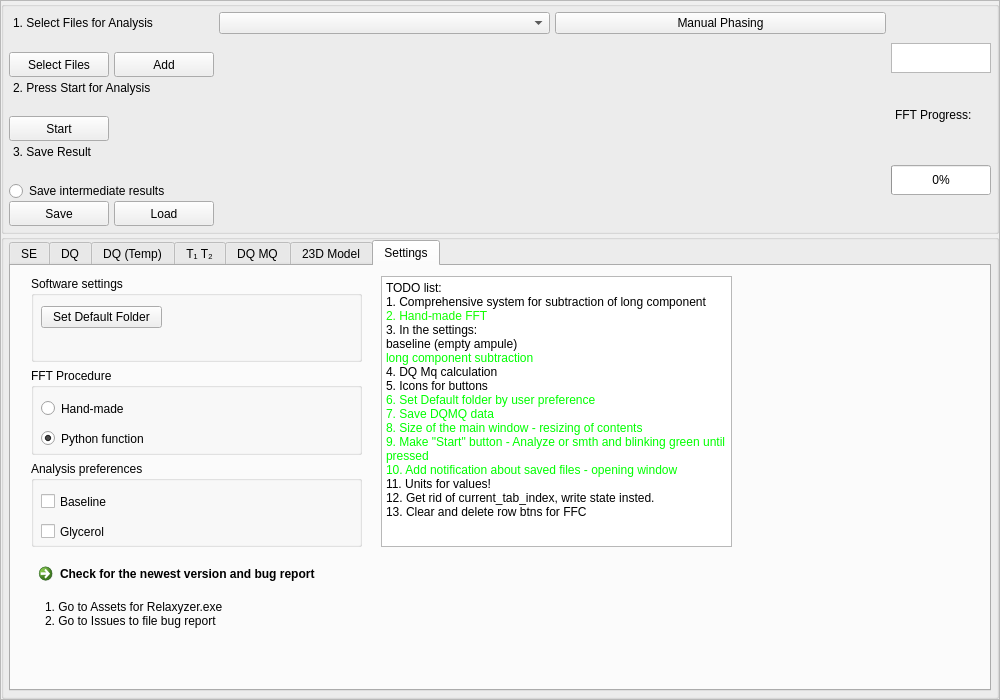
Above: form.ui from timesama/M2-Approach before the change. Below: the same form after it.
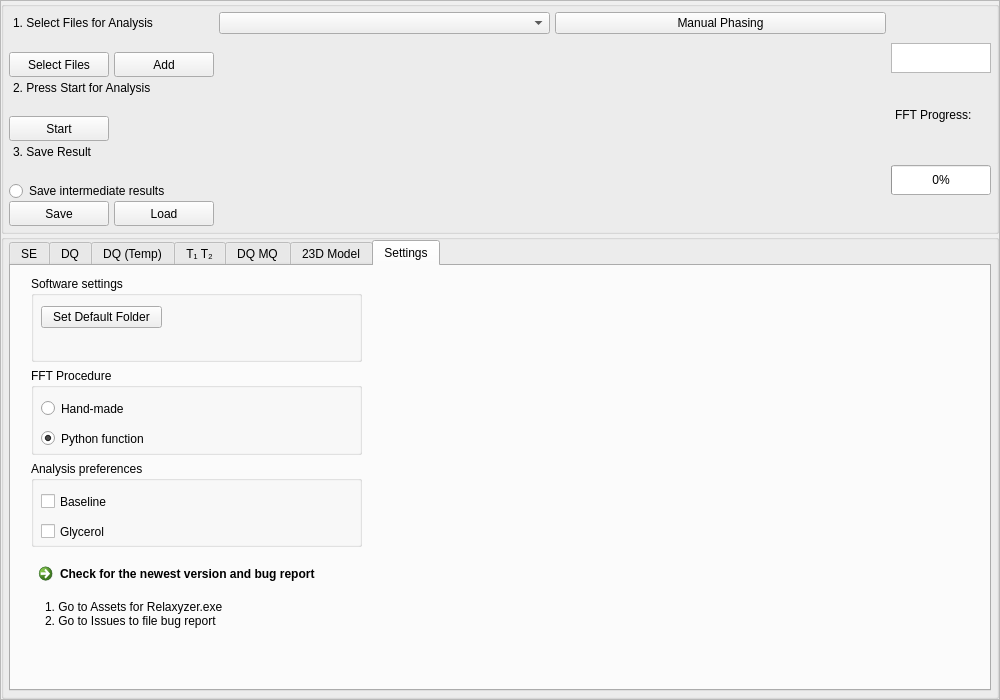
That is the form after the change. The open tabs and pages were chosen to show the change. Custom widgets are drawn as their Qt base class.

Commit message: No negative CDD to be inserted by user

The edit to the form file:
```diff
--- a/form.ui
+++ b/form.ui
@@ -2965,41 +2965,6 @@
               <attribute name="title">
                <string>Settings</string>
               </attribute>
-              <widget class="QTextEdit" name="textEdit_11">
-               <property name="geometry">
-                <rect>
-                 <x>370</x>
-                 <y>10</y>
-                 <width>351</width>
-                 <height>271</height>
-                </rect>
-               </property>
-               <property name="html">
-                <string>&lt;!DOCTYPE HTML PUBLIC &quot;-//W3C//DTD HTML 4.0//EN&quot; &quot;http://www.w3.org/TR/REC-html40/strict.dtd&quot;&gt;
-&lt;html&gt;&lt;head&gt;&lt;meta name=&quot;qrichtext&quot; content=&quot;1&quot; /&gt;&lt;meta charset=&quot;utf-8&quot; /&gt;&lt;style type=&quot;text/css&quot;&gt;
-p, li { white-space: pre-wrap; }
-hr { height: 1px; border-width: 0; }
-li.unchecked::marker { content: &quot;\2610&quot;; }
-li.checked::marker { content: &quot;\2612&quot;; }
-&lt;/style&gt;&lt;/head&gt;&lt;body style=&quot; font-family:'Segoe UI'; font-size:9pt; font-weight:400; font-style:normal;&quot;&gt;
-&lt;p style=&quot; margin-top:0px; margin-bottom:0px; margin-left:0px; margin-right:0px; -qt-block-indent:0; text-indent:0px;&quot;&gt;TODO list:&lt;/p&gt;
-&lt;p style=&quot; margin-top:0px; margin-bottom:0px; margin-left:0px; margin-right:0px; -qt-block-indent:0; text-indent:0px;&quot;&gt;1. Comprehensive system for subtraction of long component&lt;/p&gt;
-&lt;p style=&quot; margin-top:0px; margin-bottom:0px; margin-left:0px; margin-right:0px; -qt-block-indent:0; text-indent:0px;&quot;&gt;&lt;span style=&quot; color:#11ff00;&quot;&gt;2. Hand-made FFT&lt;/span&gt;&lt;/p&gt;
-&lt;p style=&quot; margin-top:0px; margin-bottom:0px; margin-left:0px; margin-right:0px; -qt-block-indent:0; text-indent:0px;&quot;&gt;3. In the settings: &lt;/p&gt;
-&lt;p style=&quot; margin-top:0px; margin-bottom:0px; margin-left:0px; margin-right:0px; -qt-block-indent:0; text-indent:0px;&quot;&gt;baseline (empty ampule)&lt;/p&gt;
-&lt;p style=&quot; margin-top:0px; margin-bottom:0px; margin-left:0px; margin-right:0px; -qt-block-indent:0; text-indent:0px;&quot;&gt;&lt;span style=&quot; color:#00ff00;&quot;&gt;long component subtraction&lt;/span&gt;&lt;/p&gt;
-&lt;p style=&quot; margin-top:0px; margin-bottom:0px; margin-left:0px; margin-right:0px; -qt-block-indent:0; text-indent:0px;&quot;&gt;4. DQ Mq calculation&lt;/p&gt;
-&lt;p style=&quot; margin-top:0px; margin-bottom:0px; margin-left:0px; margin-right:0px; -qt-block-indent:0; text-indent:0px;&quot;&gt;5. Icons for buttons&lt;/p&gt;
-&lt;p style=&quot; margin-top:0px; margin-bottom:0px; margin-left:0px; margin-right:0px; -qt-block-indent:0; text-indent:0px;&quot;&gt;&lt;span style=&quot; color:#00ff00;&quot;&gt;6. Set Default folder by user preference&lt;/span&gt;&lt;/p&gt;
-&lt;p style=&quot; margin-top:0px; margin-bottom:0px; margin-left:0px; margin-right:0px; -qt-block-indent:0; text-indent:0px;&quot;&gt;&lt;span style=&quot; color:#00ff00;&quot;&gt;7. Save DQMQ data&lt;/span&gt;&lt;/p&gt;
-&lt;p style=&quot; margin-top:0px; margin-bottom:0px; margin-left:0px; margin-right:0px; -qt-block-indent:0; text-indent:0px;&quot;&gt;&lt;span style=&quot; color:#00ff00;&quot;&gt;8. Size of the main window - resizing of contents&lt;/span&gt;&lt;/p&gt;
-&lt;p style=&quot; margin-top:0px; margin-bottom:0px; margin-left:0px; margin-right:0px; -qt-block-indent:0; text-indent:0px;&quot;&gt;&lt;span style=&quot; color:#00ff00;&quot;&gt;9. Make &amp;quot;Start&amp;quot; button - Analyze or smth and blinking green until pressed&lt;/span&gt;&lt;/p&gt;
-&lt;p style=&quot; margin-top:0px; margin-bottom:0px; margin-left:0px; margin-right:0px; -qt-block-indent:0; text-indent:0px;&quot;&gt;&lt;span style=&quot; color:#00ff00;&quot;&gt;10. Add notification about saved files - opening window&lt;/span&gt;&lt;/p&gt;
-&lt;p style=&quot; margin-top:0px; margin-bottom:0px; margin-left:0px; margin-right:0px; -qt-block-indent:0; text-indent:0px;&quot;&gt;&lt;span style=&quot; color:#000000;&quot;&gt;11. Units for values!&lt;/span&gt;&lt;/p&gt;
-&lt;p style=&quot; margin-top:0px; margin-bottom:0px; margin-left:0px; margin-right:0px; -qt-block-indent:0; text-indent:0px;&quot;&gt;&lt;span style=&quot; color:#000000;&quot;&gt;12. Get rid of current_tab_index, write state insted.&lt;/span&gt;&lt;/p&gt;
-&lt;p style=&quot; margin-top:0px; margin-bottom:0px; margin-left:0px; margin-right:0px; -qt-block-indent:0; text-indent:0px;&quot;&gt;&lt;span style=&quot; color:#000000;&quot;&gt;13. Clear and delete row btns for FFC&lt;/span&gt;&lt;/p&gt;&lt;/body&gt;&lt;/html&gt;</string>
-               </property>
-              </widget>
               <widget class="QCommandLinkButton" name="commandLinkButton">
                <property name="geometry">
                 <rect>
```
Left out of the diff: 4 changed lines with no effect on the pictures. The commit also changes 1 other file.
